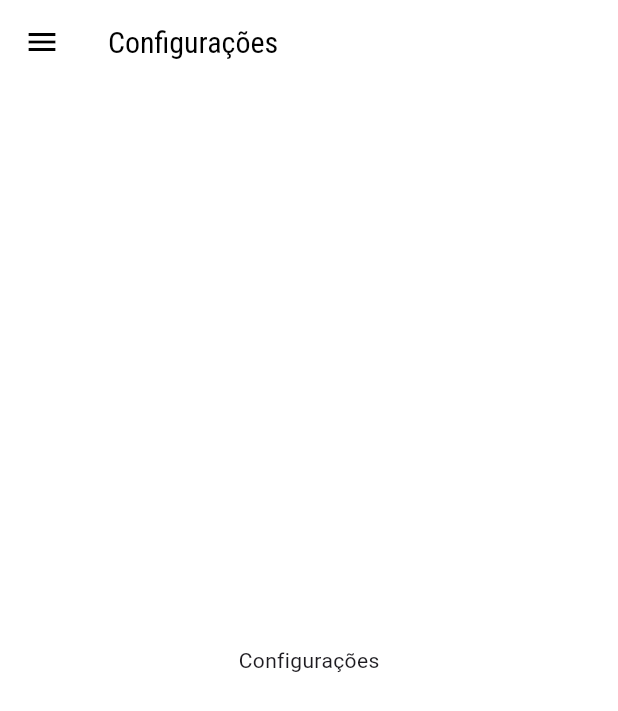
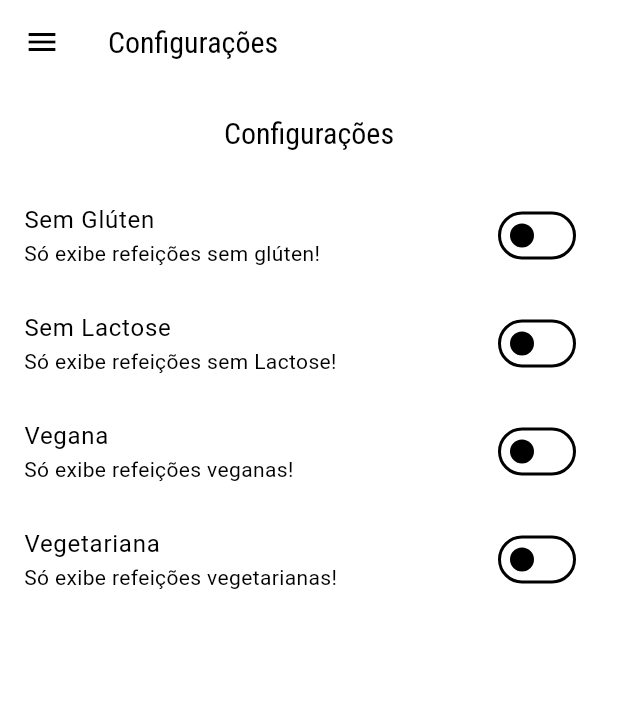
Before and after one commit to beto-luis/meals, a Flutter app: the SettingsScreen screen opened by its route, on a phone screen of 412 x 824 dp. Shown: the top 711 px of the screen. Run offline on Flutter 3.47's test engine with Material 3 defaults, Android fonts, the phone set to English and light mode, and no system bars; network calls fail.

Commit message:
Switch das configurações de filtro

```diff
--- a/lib/components/meal_item.dart
+++ b/lib/components/meal_item.dart
@@ -8,10 +8,18 @@ class MealItem extends StatelessWidget {
   const MealItem(this.meal, {super.key});
 
   void _selectMeal(BuildContext context) {
-    Navigator.of(context).pushNamed(
+    Navigator.of(context)
+        .pushNamed(
       AppRoutes.mealDetail,
       arguments: meal,
-    );
+    )
+        .then((result) {
+      if (result == null) {
+        print('Sem resultado');
+      } else {
+        print('O nome da refeição é $result.');
+      }
+    });
   }
 
   @override
--- /dev/null
+++ b/lib/models/settings.dart
@@ -0,0 +1,13 @@
+class Settings {
+  bool isGlutenFree;
+  bool isLactoseFree;
+  bool isVegan;
+  bool isVegetarian;
+
+  Settings({
+    this.isGlutenFree = false,
+    this.isLactoseFree = false,
+    this.isVegan = false,
+    this.isVegetarian = false,
+  });
+}
--- a/lib/screens/meal_detail_screen.dart
+++ b/lib/screens/meal_detail_screen.dart
@@ -82,7 +82,8 @@ class MealDetailScreen extends StatelessWidget {
                     children: [
                       ListTile(
                         leading: CircleAvatar(
-                            backgroundColor: Theme.of(context).colorScheme.primary,
+                          backgroundColor:
+                              Theme.of(context).colorScheme.primary,
                           child: Text('${index + 1}',
                               style: const TextStyle(color: Colors.white)),
                         ),
@@ -96,6 +97,14 @@ class MealDetailScreen extends StatelessWidget {
             ),
           ],
         ),
-        ));
+      ),
+      floatingActionButton: FloatingActionButton(
+        backgroundColor: Theme.of(context).colorScheme.secondary,
+        child: const Icon(Icons.star),
+        onPressed: () {
+          Navigator.of(context).pop(meal.title);
+        },
+      ),
+    );
   }
 }
--- a/lib/screens/settings_screen.dart
+++ b/lib/screens/settings_screen.dart
@@ -1,8 +1,30 @@
 import 'package:flutter/material.dart';
 import '../components/main_drawer.dart';
+import '../models/settings.dart';
 
-class SettingsScreen extends StatelessWidget {
+class SettingsScreen extends StatefulWidget {
   const SettingsScreen({super.key});
+
+  @override
+  State<SettingsScreen> createState() => _SettingsScreenState();
+}
+
+class _SettingsScreenState extends State<SettingsScreen> {
+  var settings = Settings();
+
+  Widget _createSwitch(
+    String title,
+    String subtitle,
+    bool value,
+    Function(bool) onChange,
+  ) {
+    return SwitchListTile.adaptive(
+      title: Text(title),
+      subtitle: Text(subtitle),
+      value: value,
+      onChanged: onChange,
+    );
+  }
 
   @override
   Widget build(BuildContext context) {
@@ -11,8 +33,46 @@ class SettingsScreen extends StatelessWidget {
         title: const Text('Configurações'),
       ),
       drawer: const MainDrawer(),
-      body: const Center(
-        child: Text('Configurações'),
+      body: Column(
+        children: <Widget>[
+          Container(
+            padding: EdgeInsets.all(20),
+            child: Text(
+              'Configurações',
+              style: Theme.of(context).textTheme.titleLarge,
+            ),
+          ),
+          Expanded(
+            child: ListView(
+              children: <Widget>[
+                _createSwitch(
+                  'Sem Glúten',
+                  'Só exibe refeições sem glúten!',
+                  settings.isGlutenFree,
+                  (value) => setState(() => settings.isGlutenFree = value),
+                ),
+                _createSwitch(
+                  'Sem Lactose',
+                  'Só exibe refeições sem Lactose!',
+                  settings.isLactoseFree,
+                  (value) => setState(() => settings.isLactoseFree = value),
+                ),
+                _createSwitch(
+                  'Vegana',
+                  'Só exibe refeições veganas!',
+                  settings.isVegan,
+                  (value) => setState(() => settings.isVegan = value),
+                ),
+                _createSwitch(
+                  'Vegetariana',
+                  'Só exibe refeições vegetarianas!',
+                  settings.isVegetarian,
+                  (value) => setState(() => settings.isVegetarian= value),
+                ),
+              ],
+            ),
+          )
+        ],
       ),
     );
   }
```
Lines whose indentation alone changed are shown as unchanged.
